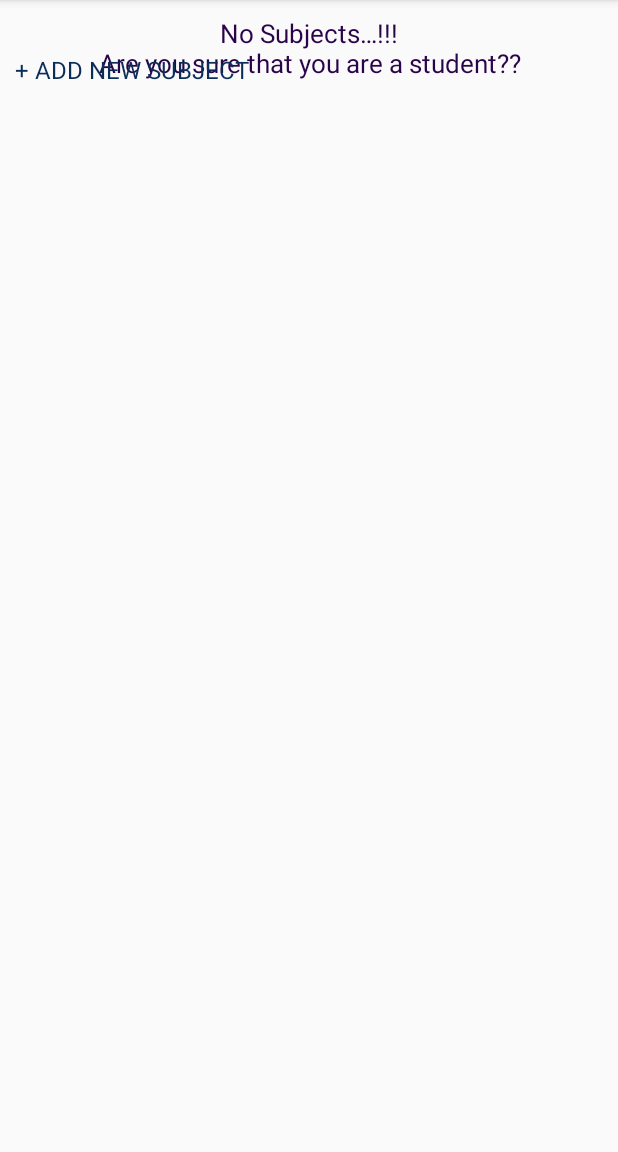
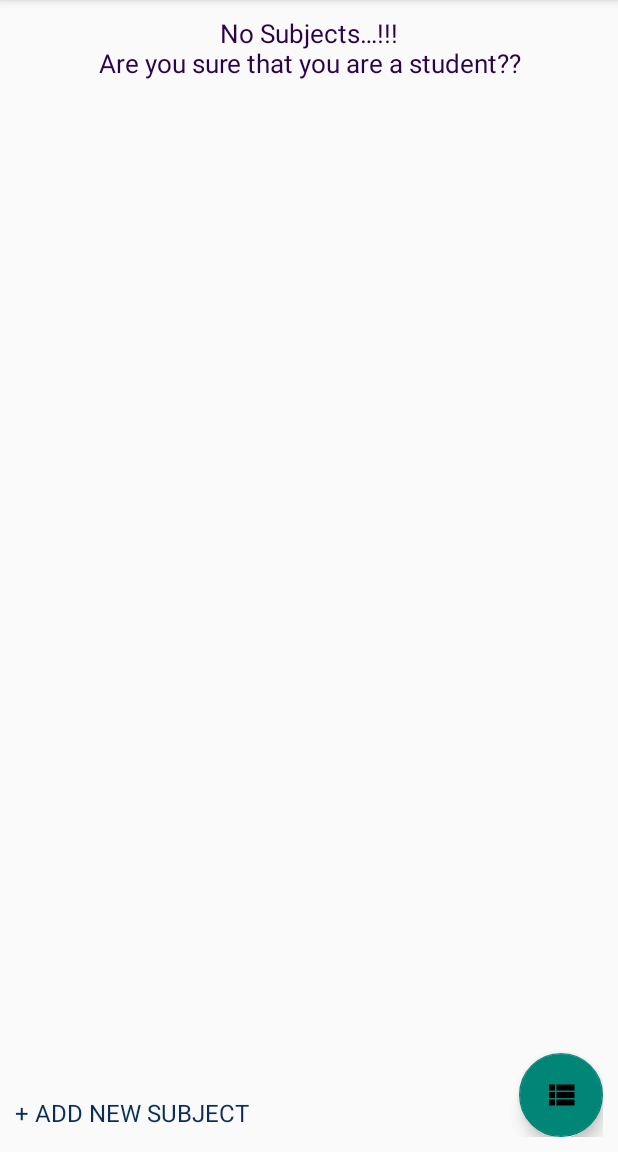
Before and after one commit to jazzyarchitects/StudentHelper, an Android app: the screen it shows after launch (HomeScreen), after a tap on "All Subjects", on a phone screen of 412 x 824 dp, the part 84-1236 px from its top. Run offline under Robolectric (Android 15) with nearby library versions, the phone set to English and light mode, and no system bars; 1 other tap on this screen came first.

Commit message:
no message

```diff
--- a/app/build.gradle
+++ b/app/build.gradle
@@ -28,4 +28,5 @@ dependencies {
     compile 'com.android.support:design:22.2.0'
     compile 'com.android.support:cardview-v7:22.2.0'
     compile 'com.android.support:recyclerview-v7:22.2.0'
+    compile 'com.android.support:design:22.2.0'
 }
--- a/app/src/main/java/com/jazzyarchitects/studentassistant/Fragment/SubjectList.java
+++ b/app/src/main/java/com/jazzyarchitects/studentassistant/Fragment/SubjectList.java
@@ -1,11 +1,9 @@
 package com.jazzyarchitects.studentassistant.Fragment;
 
-import android.app.Activity;
+import android.app.Fragment;
 import android.content.Context;
 import android.content.Intent;
-import android.net.Uri;
 import android.os.Bundle;
-import android.app.Fragment;
 import android.support.v7.widget.DefaultItemAnimator;
 import android.support.v7.widget.LinearLayoutManager;
 import android.support.v7.widget.RecyclerView;
@@ -16,7 +14,6 @@ import android.widget.RelativeLayout;
 import android.widget.TextView;
 
 import com.jazzyarchitects.studentassistant.Activities.AddSubject;
-import com.jazzyarchitects.studentassistant.Activities.HomeScreen;
 import com.jazzyarchitects.studentassistant.Adapters.SubjectListAdapter;
 import com.jazzyarchitects.studentassistant.DatabaseHandlers.SubjectDatabase;
 import com.jazzyarchitects.studentassistant.Models.Subject;
@@ -76,33 +73,13 @@ public class SubjectList extends Fragment {
     public View onCreateView(LayoutInflater inflater, ViewGroup container,
                              Bundle savedInstanceState) {
         // Inflate the layout for this fragment
-        context=getActivity();
-        View view= inflater.inflate(R.layout.fragment_subject_list, container, false);
-        addSubject=(TextView)view.findViewById(R.id.addSubject);
-        noSubject=(TextView)view.findViewById(R.id.noSubject);
-        recyclerView=(RecyclerView)view.findViewById(R.id.recyclerView);
+        context = getActivity();
+        View view = inflater.inflate(R.layout.fragment_subject_list, container, false);
+        addSubject = (TextView) view.findViewById(R.id.addSubject);
+        noSubject = (TextView) view.findViewById(R.id.noSubject);
+        recyclerView = (RecyclerView) view.findViewById(R.id.recyclerView);
 
-        subjectDatabase=new SubjectDatabase(context);
-        subjectList=new ArrayList<>();
-        subjectList=subjectDatabase.getAllSubject();
-
-        RelativeLayout.LayoutParams p = new RelativeLayout.LayoutParams(ViewGroup.LayoutParams.MATCH_PARENT,
-                ViewGroup.LayoutParams.WRAP_CONTENT);
-
-        if (subjectList.isEmpty()){
-            noSubject.setVisibility(View.VISIBLE);
-            recyclerView.setVisibility(View.GONE);
-            p.addRule(RelativeLayout.BELOW, R.id.noSubject);
-        }else{
-            noSubject.setVisibility(View.GONE);
-            recyclerView.setVisibility(View.VISIBLE);
-            recyclerView.setLayoutManager(new LinearLayoutManager(context));
-            subjectListAdapter = new SubjectListAdapter(subjectList,context);
-            recyclerView.setAdapter(subjectListAdapter);
-            recyclerView.setItemAnimator(new DefaultItemAnimator());
-            p.addRule(RelativeLayout.BELOW, R.id.recyclerView);
-        }
-        noSubject.setLayoutParams(p);
+        updateSubjectList();
 
         addSubject.setOnClickListener(new View.OnClickListener() {
             @Override
@@ -110,12 +87,32 @@ public class SubjectList extends Fragment {
                 startActivity(new Intent(getActivity(), AddSubject.class));
             }
         });
+
         return view;
+    }
+
+    public void updateSubjectList(){
+        subjectDatabase = new SubjectDatabase(context);
+        subjectList = new ArrayList<>();
+        subjectList = subjectDatabase.getAllSubject();
+
+        if (subjectList.isEmpty()) {
+            noSubject.setVisibility(View.VISIBLE);
+            recyclerView.setVisibility(View.GONE);
+        } else {
+            noSubject.setVisibility(View.GONE);
+            recyclerView.setVisibility(View.VISIBLE);
+            recyclerView.setLayoutManager(new LinearLayoutManager(context));
+            subjectListAdapter = new SubjectListAdapter(subjectList, context);
+            recyclerView.setAdapter(subjectListAdapter);
+            recyclerView.setItemAnimator(new DefaultItemAnimator());
+        }
     }
 
     @Override
     public void onResume() {
         super.onResume();
+        updateSubjectList();
     }
 
     @Override
--- a/app/src/main/res/layout/fragment_subject_list.xml
+++ b/app/src/main/res/layout/fragment_subject_list.xml
@@ -19,7 +19,8 @@
         android:id="@+id/recyclerView"
         android:layout_width="match_parent"
         android:layout_height="wrap_content"
-        android:visibility="gone"
+        android:layout_below="@id/noSubject"
+        android:visibility="visible"
         android:clipToPadding="false" />
 
     <TextView
@@ -28,10 +29,19 @@
         android:layout_height="wrap_content"
         android:paddingTop="5sp"
         android:paddingBottom="5sp"
-        android:layout_below="@id/recyclerView"
+        android:layout_alignParentBottom="true"
         android:layout_marginTop="20dp"
         android:text="+ ADD NEW SUBJECT"
         android:textColor="@color/themeColor4"
         android:textSize="16sp" />
 
+    <android.support.design.widget.FloatingActionButton
+        android:id="@+id/fab"
+        android:layout_width="wrap_content"
+        android:layout_height="wrap_content"
+        android:layout_alignParentBottom="true"
+        android:layout_alignParentRight="true"
+        android:background="@drawable/fab_background"
+        android:src="@drawable/ic_view_list_black_24dp" />
+
 </RelativeLayout>
```
